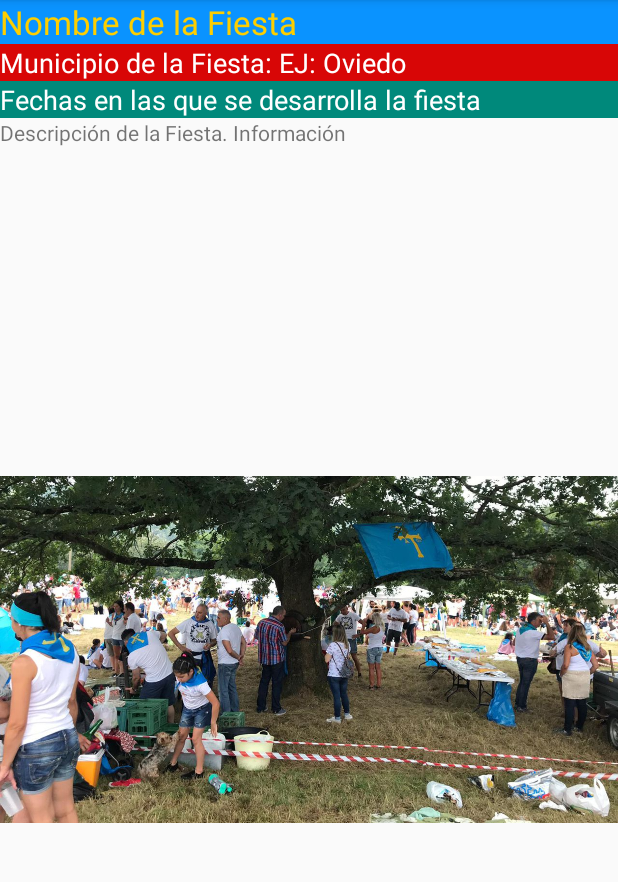
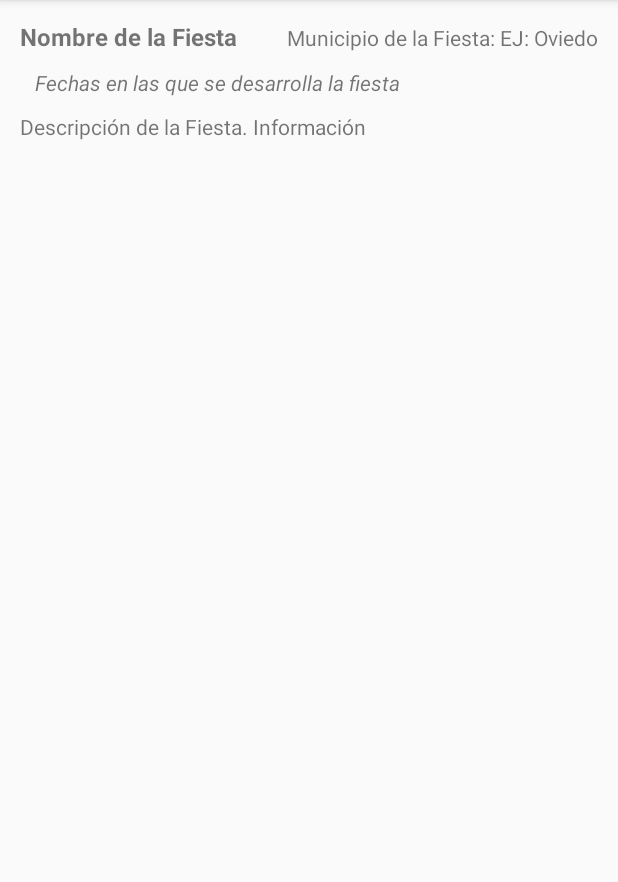
Before and after one commit to MiguelBP0311/FUNASTURIAS, an Android app: the InfoFiestas screen opened directly, with no data from a screen before it, on a phone screen of 412 x 824 dp, the part 84-966 px from its top. Run offline under Robolectric (Android 15) with nearby library versions, the phone set to English and light mode, and no system bars; 4 statements that could not run were skipped.

Commit message:
Pantalla Zonas

```diff
--- a/app/src/main/res/layout/activity_info_fiestas.xml
+++ b/app/src/main/res/layout/activity_info_fiestas.xml
@@ -3,39 +3,42 @@
     xmlns:app="http://schemas.android.com/apk/res-auto"
     android:layout_width="match_parent"
     android:orientation="vertical"
-    android:layout_height="match_parent">
+    android:layout_height="match_parent"
+    android:padding="20px">
 
-
+<LinearLayout
+    android:layout_width="match_parent"
+    android:layout_height="wrap_content"
+    android:orientation="horizontal">
     <TextView
         android:id="@+id/textViewInfoNombreFiesta"
-        android:layout_width="match_parent"
+        android:layout_width="wrap_content"
         android:layout_height="wrap_content"
-        android:background="#FFFFFF"
-        android:backgroundTint="#0A93FF"
-        android:capitalize="words"
+
+        android:textSize="16sp"
         android:text="Nombre de la Fiesta"
-        android:textAppearance="@style/TextAppearance.AppCompat.Large"
-        android:textColor="#FDCE00"
-        app:drawableTint="#F3E5F5" />
+        android:textStyle="bold"
+        android:layout_weight="1"/>
 
     <TextView
         android:id="@+id/textViewInfoMunicipio"
-        android:layout_width="match_parent"
+        android:layout_width="wrap_content"
         android:layout_height="wrap_content"
-        android:background="#D80606"
+
         android:text="Municipio de la Fiesta: EJ: Oviedo"
-        android:textAppearance="@style/TextAppearance.AppCompat.Medium"
-        android:textColor="#FFFFFF" />
-
+         />
+</LinearLayout>
     <TextView
         android:id="@+id/textViewInfoFechaFiesta"
         android:layout_width="match_parent"
         android:layout_height="wrap_content"
-        android:background="#00897B"
-        android:backgroundTint="#00897B"
+        android:textStyle="italic"
+
         android:text="Fechas en las que se desarrolla la fiesta "
-        android:textAppearance="@style/TextAppearance.AppCompat.Medium"
-        android:textColor="#FFFFFF" />
+        android:padding="10dp">
+
+    </TextView>
+
 
     <TextView
         android:id="@+id/textViewInfoDescripcionFiesta"
@@ -43,9 +46,4 @@
         android:layout_height="wrap_content"
         android:text="Descripción de la Fiesta. Información " />
 
-    <ImageView
-        android:id="@+id/imageView4"
-        android:layout_width="match_parent"
-        android:layout_height="wrap_content"
-        app:srcCompat="@drawable/fiestaprau" />
 </LinearLayout>
--- a/app/src/main/res/layout/itemelementovaloracion.xml
+++ b/app/src/main/res/layout/itemelementovaloracion.xml
@@ -8,6 +8,7 @@
         android:id="@+id/textViewUsuarioVAL"
         android:layout_width="match_parent"
         android:layout_height="wrap_content"
+        android:textStyle="bold"
         android:text="TextView" />
 
     <TextView
@@ -21,6 +22,8 @@
         android:layout_width="wrap_content"
         android:layout_height="wrap_content"
         android:isIndicator="true"
+        style="?android:attr/ratingBarStyleSmall"
         android:max="5"
-        android:numStars="5" />
+        android:numStars="5"
+        android:layout_gravity="right"/>
 </LinearLayout>
```
Also changed, not shown: app/src/main/res/layout/activity_info_conciertos.xml (+33 -14 lines), app/src/main/res/layout/activity_info_restaurante.xml (+13 -18 lines), app/src/main/res/drawable-v24/cachopo.png (deleted), app/src/main/res/drawable-v24/fabada.png (deleted), app/src/main/res/drawable-v24/fiestaprau.png (deleted).
